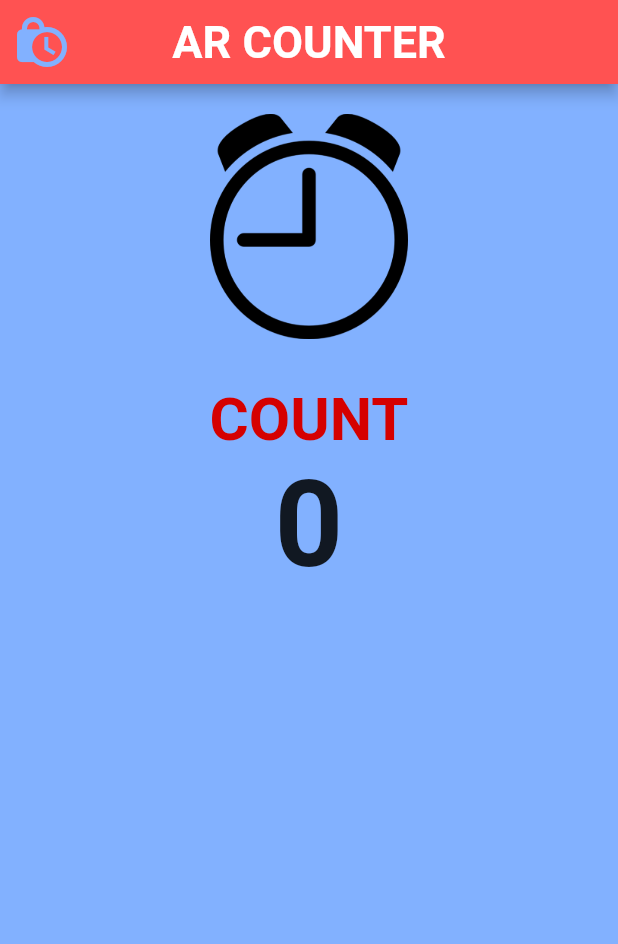
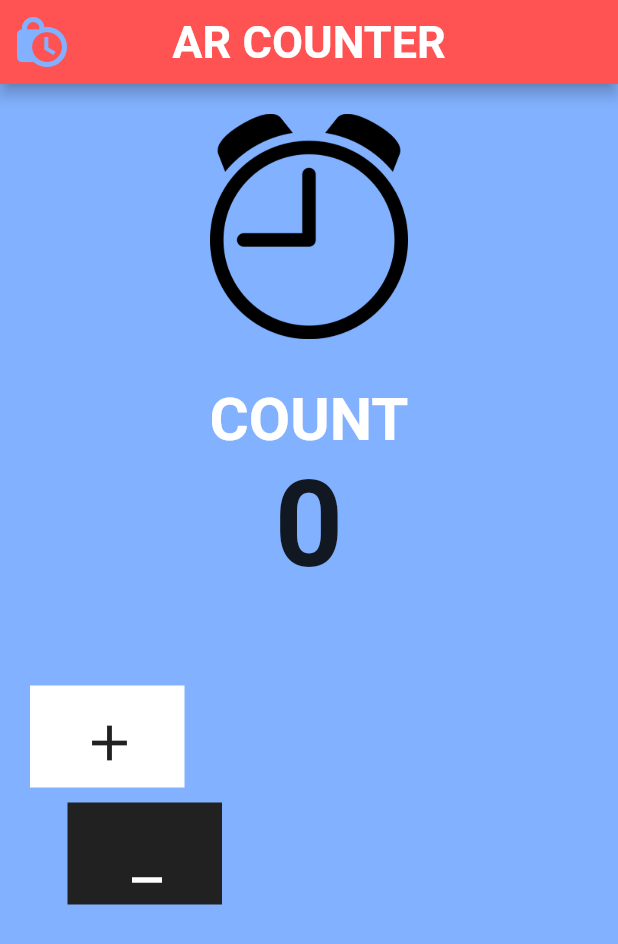
Before and after one commit to AdharshReghu/CounterAPP, a Flutter app: the screen it shows after launch, on a phone screen of 412 x 824 dp. Shown: the top 944 px of the screen. Run offline on Flutter 3.47's test engine with Material 2 defaults, Android fonts, the phone set to English and light mode, and no system bars.

Commit message:
Added buttons ,allignement of button is wrong , functionalities are not added to buttons

```diff
--- a/lib/main.dart
+++ b/lib/main.dart
@@ -14,6 +14,7 @@ class counter extends StatefulWidget {
 }
 
 class _counterState extends State<counter> {
+  int value = 0;
   @override
   Widget build(BuildContext context) {
     return Scaffold(
@@ -32,18 +33,35 @@ class _counterState extends State<counter> {
             children: [
               Image.asset('Assets/clock.png',height: 150,width: 150,),
               SizedBox(height: 30.0,),
-              Text("COUNT",style: TextStyle(fontSize: 40.0,fontWeight: FontWeight.bold,color: Colors.redAccent[700]),),
+              Text("COUNT",style: TextStyle(fontSize: 40.0,fontWeight: FontWeight.bold,color: Colors.white),),
               Text("0",style: TextStyle(fontSize: 80.0,fontWeight: FontWeight.bold),),
               SizedBox(height: 60.0,),
               Column(
                 children: [
                   Row(
                     children: [
+                      Container(
+                        color: Colors.white ,
+                        padding: EdgeInsets.fromLTRB(25.0, 10.0, 30.0, 10.0),
+                        child: IconButton(
+                            onPressed: (){},
+                            icon: Icon(Icons.add,color: Colors.grey[900],size: 40.0,)),
+                      )
+                    ],
+                  ),
+                  SizedBox(width: 10.0,),
+                  Row(
+                    children: [
+                      Container(
+                        color: Colors.grey[900] ,
+                        padding: EdgeInsets.fromLTRB(25.0, 10.0, 30.0, 10.0),
+                        margin: EdgeInsets.fromLTRB(25.0, 10.0, 30.0, 10.0),
+                        child: IconButton(
+                            onPressed: (){},
+                            icon: Icon(Icons.minimize,color: Colors.white,size: 40.0,)),
+                      )
 
                     ],
-                  ),
-                  Row(
-                    children: [],
                   )
                 ],
               )
```
